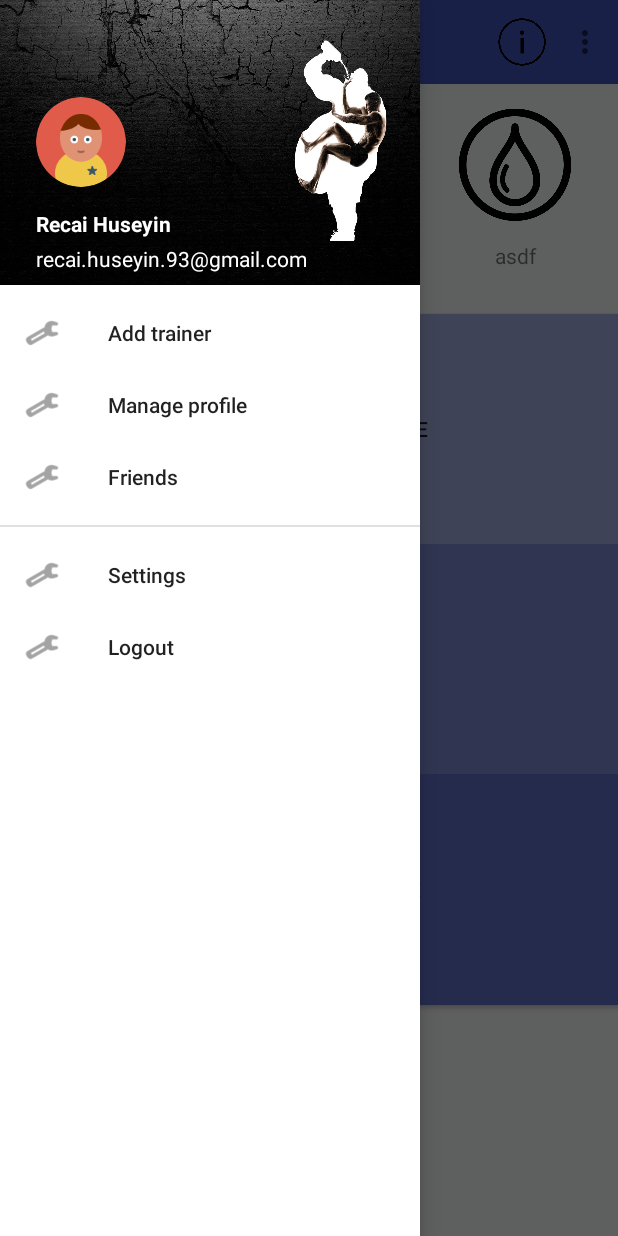
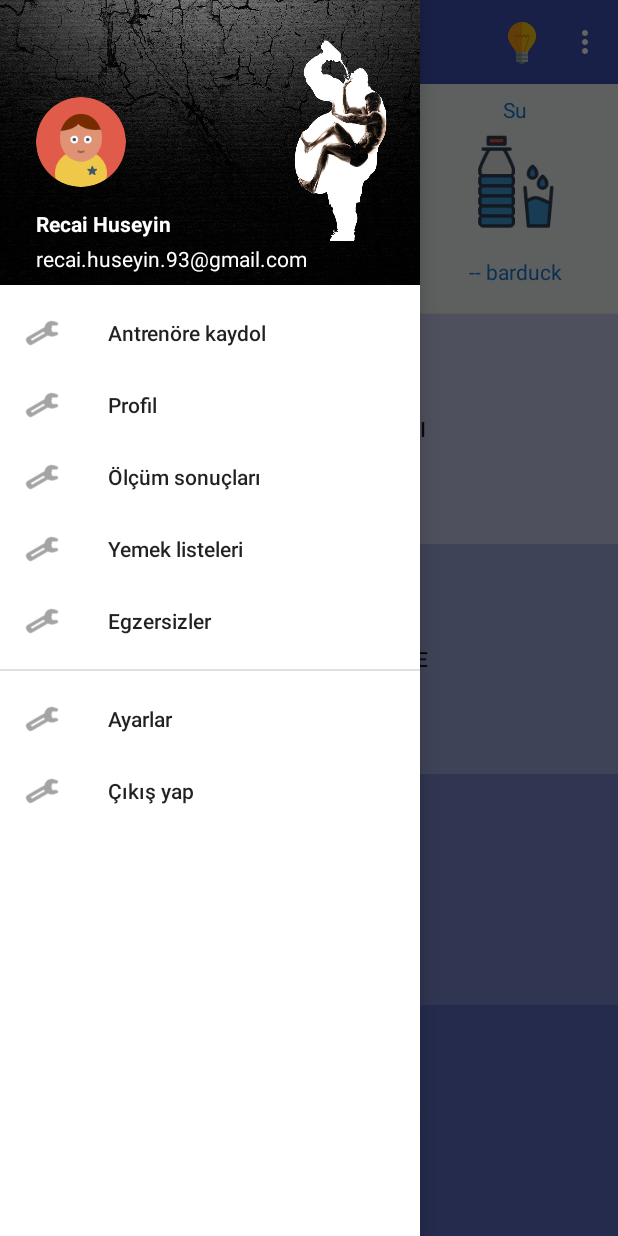
Before and after one commit to Recai93/FitStation, an Android app: the ClientMainActivity screen opened directly, with no data from a screen before it, with the side drawer open, on a phone screen of 412 x 824 dp. Run offline under Robolectric (Android 15) with nearby library versions, the phone set to English and light mode, and no system bars; our stand-ins replace CircleImageView; libraries missing offline, so code that uses them is left out: com.firebase.client; 4 statements that could not run were skipped.

Commit message:
edited client measurement activity

```diff
--- a/app/src/main/java/com/udacity/firebase/shoppinglistplusplus/ui/activeMeasurement/ClientMeasurementActivity.java
+++ b/app/src/main/java/com/udacity/firebase/shoppinglistplusplus/ui/activeMeasurement/ClientMeasurementActivity.java
@@ -5,6 +5,7 @@
 import android.os.Bundle;
 import android.preference.PreferenceManager;
 import android.support.v7.app.AppCompatActivity;
+import android.support.v7.widget.Toolbar;
 import android.view.View;
 import android.widget.AdapterView;
 import android.widget.ListView;
@@ -25,6 +26,8 @@
     public void onCreate(Bundle savedInstanceState) {
         super.onCreate(savedInstanceState);
         setContentView(R.layout.activity_client_measurement);
+        Toolbar toolbar = (Toolbar) findViewById(R.id.app_bar);
+        toolbar.setTitle(getString(R.string.title_activity_client_measurement));
 
         mListView = (ListView) findViewById(R.id.list_view_client_measurements);
 
--- a/app/src/main/res/layout/activity_client_main_content.xml
+++ b/app/src/main/res/layout/activity_client_main_content.xml
@@ -26,86 +26,113 @@
             <LinearLayout
                 android:layout_width="0dp"
                 android:layout_height="match_parent"
-                android:padding="16dp"
+                android:padding="4dp"
                 android:orientation="vertical"
                 android:layout_weight="1"
-                android:weightSum="4">
+                android:weightSum="15">
+
+                <TextView
+                    android:layout_width="match_parent"
+                    android:layout_height="wrap_content"
+                    android:layout_weight="1"
+                    android:textColor="@color/black"
+                    android:gravity="center"
+                    android:text="@string/kilo"/>
 
                 <ImageView
                     android:layout_width="match_parent"
                     android:layout_height="0dp"
                     android:layout_gravity="center"
-                    android:layout_weight="3"
-                    android:src="@drawable/ic_fork_knife"/>
+                    android:layout_weight="10"
+                    android:src="@drawable/ic_measurement"/>
+
+                <TextView
+                    android:layout_width="match_parent"
+                    android:layout_height="wrap_content"
+                    android:textColor="@color/black"
+                    android:layout_weight="4"
+                    android:gravity="center"
+                    android:text="-- kg"/>
+
+            </LinearLayout>
+
+            <LinearLayout
+                android:layout_width="0dp"
+                android:layout_height="match_parent"
+                android:padding="4dp"
+                android:orientation="vertical"
+                android:layout_weight="1"
+                android:weightSum="15">
 
                 <TextView
                     android:layout_width="match_parent"
                     android:layout_height="wrap_content"
                     android:layout_weight="1"
                     android:gravity="center"
-                    android:text="asdf"/>
+                    android:textColor="@color/green"
+                    android:text="@string/food"/>
+
+                <ImageView
+                    android:layout_width="match_parent"
+                    android:layout_height="0dp"
+                    android:layout_gravity="center"
+                    android:layout_weight="10"
+                    android:src="@drawable/ic_fork_knife"/>
+
+                <TextView
+                    android:layout_width="match_parent"
+                    android:layout_height="wrap_content"
+                    android:layout_weight="4"
+                    android:gravity="center"
+                    android:textColor="@color/green"
+                    android:text="-- kcal"/>
 
             </LinearLayout>
 
             <LinearLayout
                 android:layout_width="0dp"
                 android:layout_height="match_parent"
-                android:padding="16dp"
+                android:padding="4dp"
                 android:orientation="vertical"
                 android:layout_weight="1"
-                android:weightSum="4">
-
-                <ImageView
-                    android:layout_width="match_parent"
-                    android:layout_height="0dp"
-                    android:layout_gravity="center"
-                    android:layout_weight="3"
-                    android:src="@drawable/ic_measurement"/>
+                android:weightSum="15">
 
                 <TextView
                     android:layout_width="match_parent"
                     android:layout_height="wrap_content"
                     android:layout_weight="1"
                     android:gravity="center"
-                    android:text="asdf"/>
-
-            </LinearLayout>
-
-            <LinearLayout
-                android:layout_width="0dp"
-                android:layout_height="match_parent"
-                android:padding="16dp"
-                android:orientation="vertical"
-                android:layout_weight="1"
-                android:weightSum="4">
+                    android:textColor="@color/blue"
+                    android:text="@string/water"/>
 
                 <ImageView
                     android:layout_width="match_parent"
                     android:layout_height="0dp"
                     android:layout_gravity="center"
-                    android:layout_weight="3"
+                    android:layout_weight="10"
                     android:src="@drawable/ic_waterdrop"/>
 
                 <TextView
                     android:layout_width="match_parent"
                     android:layout_height="wrap_content"
-                    android:layout_weight="1"
+                    android:layout_weight="4"
                     android:gravity="center"
-                    android:text="asdf"/>
+                    android:textColor="@color/blue"
+                    android:text="-- barduck"/>
 
             </LinearLayout>
 
         </LinearLayout>
 
 
-        <!--<Button-->
-            <!--android:id="@+id/AddTrainerButton"-->
-            <!--android:layout_width="match_parent"-->
-            <!--android:layout_height="0dp"-->
-            <!--android:layout_weight="1"-->
-            <!--android:background="@color/button1"-->
-            <!--android:onClick="addTrainerButtonPressed"-->
-            <!--android:text="Antrenore kayit olma" />-->
+        <Button
+            android:id="@+id/AddTrainerButton"
+            android:layout_width="match_parent"
+            android:layout_height="0dp"
+            android:layout_weight="1"
+            android:background="@color/button1"
+            android:onClick="addTrainerButtonPressed"
+            android:text="Gunluk yemek listesi" />
 
         <Button
             android:id="@+id/AddMeasurementButton"
--- a/app/src/main/res/layout/activity_client_measurement.xml
+++ b/app/src/main/res/layout/activity_client_measurement.xml
@@ -13,12 +13,6 @@
         android:layout_height="?attr/actionBarSize"
         android:theme="@style/Toolbar" />
 
-    <android.support.design.widget.TabLayout
-        android:id="@+id/tab_layout"
-        android:layout_width="match_parent"
-        android:layout_height="wrap_content"
-        android:theme="@style/Toolbar" />
-
     <LinearLayout
         android:layout_width="match_parent"
         android:layout_height="match_parent"
--- a/app/src/main/res/menu/activity_main_drawer.xml
+++ b/app/src/main/res/menu/activity_main_drawer.xml
@@ -16,7 +16,15 @@
         <item
             android:id="@+id/navigation_item_3"
             android:icon="@android:drawable/ic_menu_manage"
-            android:title="@string/nav_item_friends" />
+            android:title="@string/nav_item_show_measurements" />
+        <item
+            android:id="@+id/navigation_item_4"
+            android:icon="@android:drawable/ic_menu_manage"
+            android:title="@string/nav_item_show_meals" />
+        <item
+            android:id="@+id/navigation_item_5"
+            android:icon="@android:drawable/ic_menu_manage"
+            android:title="@string/nav_item_show_exercises" />
     </group>
     <group
         android:id="@+id/menu_bottom"
--- a/app/src/main/res/values-v21/themes.xml
+++ b/app/src/main/res/values-v21/themes.xml
@@ -2,6 +2,7 @@
 <resources>
 
     <style name="AppTheme" parent="AppTheme.Base">
+        <item name="android:colorBackground">@color/dark_green</item>
     </style>
 
     <style name="AppTheme.Base" parent="Theme.AppCompat.Light.NoActionBar">
@@ -11,11 +12,16 @@
         <item name="colorAccent">@color/dark_green</item>
         <!--<item name="android:textColorPrimary">@android:color/white</item>-->
         <!--<item name="android:textColorSecondary">#fcfcfc</item>-->
+        <item name="windowActionBar">false</item>
+        <item name="windowNoTitle">true</item>
+        <item name="android:windowDrawsSystemBarBackgrounds">true</item>
+        <item name="android:statusBarColor">@android:color/transparent</item>
     </style>
 
     <style name="Toolbar" parent="Widget.AppCompat.Light.ActionBar">
         <item name="android:background">@color/primary</item>
         <item name="android:textColorPrimary">@android:color/white</item>
+        <item name="android:textColorSecondary">#fcfcfc</item>
     </style>
 
 
--- a/app/src/main/res/values/colors.xml
+++ b/app/src/main/res/values/colors.xml
@@ -21,4 +21,7 @@
     <color name="button4">#5C6BC0</color>
 
     <color name="white">#FFFFFF</color>
+
+    <color name="green">#388E3C</color>
+    <color name="blue">#1976D2</color>
 </resources>
--- a/app/src/main/res/values/strings.xml
+++ b/app/src/main/res/values/strings.xml
@@ -236,12 +236,19 @@
     <string name="tv_measurement_rightlegmescle">Sag bacak kas kutlesi:</string>
     <string name="tv_measurement_leftlegfat">Sol bacak yag kutlesi :</string>
     <string name="tv_measurement_leftlegmuscle">Sol bacak kas kutlesi :</string>
-    <string name="nav_item_add_trainer">Add trainer</string>
-    <string name="nav_item_manage_profile">Manage profile</string>
-    <string name="nav_item_friends">Friends</string>
-    <string name="nav_sub_item_settings">Settings</string>
-    <string name="nav_sub_item_logout">Logout</string>
+    <string name="nav_item_add_trainer">Antrenöre kaydol</string>
+    <string name="nav_item_manage_profile">Profil</string>
+    <string name="nav_sub_item_settings">Ayarlar</string>
+    <string name="nav_sub_item_logout">Çıkış yap</string>
 
     <string name="navigation_drawer_open">Open navigation drawer</string>
     <string name="navigation_drawer_close">Close navigation drawer</string>
+    <string name="kilo">Kilo</string>
+    <string name="food">Yemek</string>
+    <string name="water">Su</string>
+    <string name="nav_item_show_measurements">Ölçüm sonuçları</string>
+    <string name="nav_item_show_meals">Yemek listeleri</string>
+    <string name="nav_item_show_exercises">Egzersizler</string>
+    <string name="trainer">Antrenör</string>
+    <string name="title_activity_client_measurement">Ölçüm sonuçları</string>
 </resources>
```
Also changed, not shown: app/src/main/java/com/udacity/firebase/shoppinglistplusplus/ui/activeMeasurement/ClientMeasurementAdapter.java (+26 -30 lines), app/src/main/java/com/udacity/firebase/shoppinglistplusplus/utils/Utils.java (+6 -64 lines), app/src/main/res/layout/single_client_measurement.xml (+11 -12 lines), app/src/main/res/drawable-hdpi/ic_fork_knife.png, app/src/main/res/drawable-hdpi/ic_measurement.png, app/src/main/res/drawable-hdpi/ic_tip.png, app/src/main/res/drawable-hdpi/ic_waterdrop.png.
